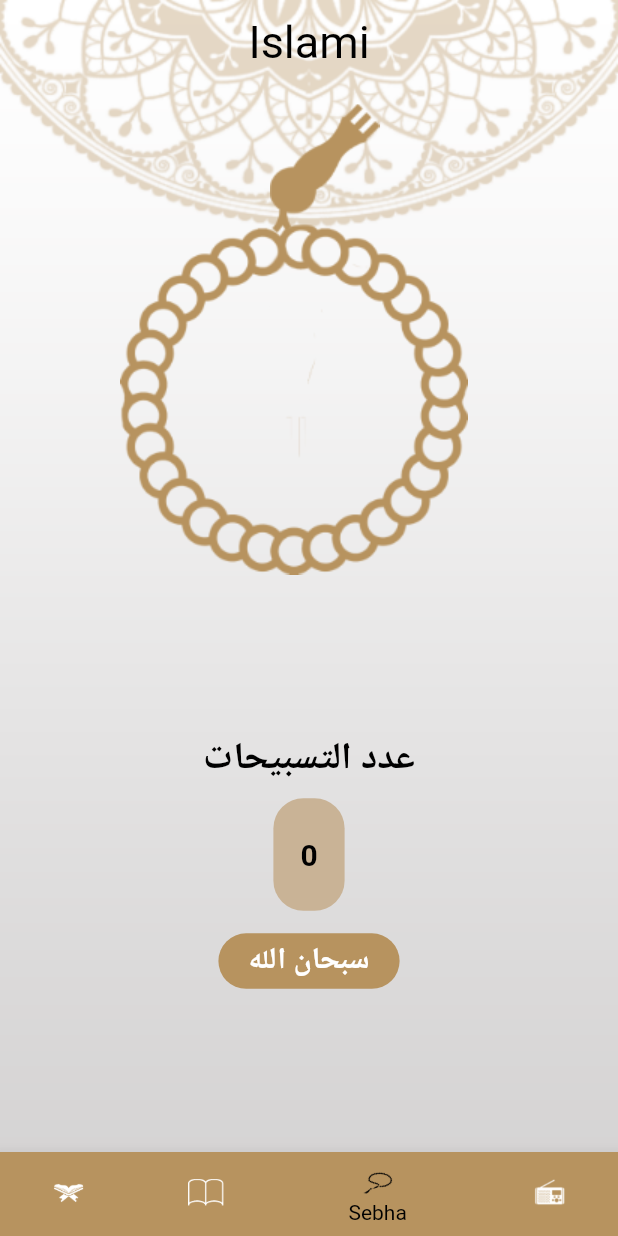
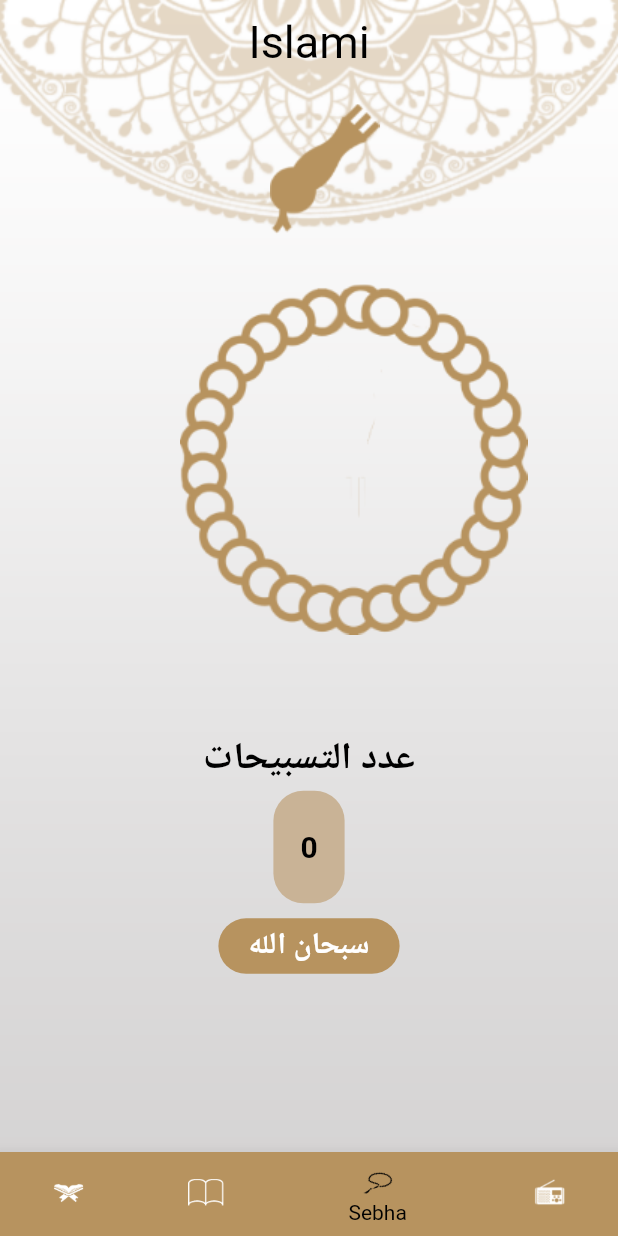
Before and after one commit to AdelTarekSherif/Islamic-App, a Flutter app: the screen it shows after launch, item 3 of the bottom bar chosen, on a phone screen of 412 x 824 dp. Run offline on Flutter 3.47's test engine with Material 2 defaults, Android fonts, the phone set to English and light mode, and no system bars; generated files the repository leaves out were written again.

Commit message:
Islamic_App

```diff
--- a/lib/home/HomeScreen.dart
+++ b/lib/home/HomeScreen.dart
@@ -68,5 +68,5 @@ class _HomeScreenState extends State<HomeScreen> {
     );
   }
 
-  List<Widget> views = [QuranTab(), HadethTab(), Seb7a(), RadioTab()];
+  List<Widget> views = [QuranTab(), HadethTab(), Seb7a(),RadioTab()];
 }
--- a/lib/home/hadeth/hadeethDetailsScreen.dart
+++ b/lib/home/hadeth/hadeethDetailsScreen.dart
@@ -30,7 +30,7 @@ class HadethDetailsScreen extends StatelessWidget {
                 args.content,
                 textAlign: TextAlign.center,
                 style: TextStyle(
-                  fontSize: 18,
+                  fontSize: 14,
                 ),
               ),
             )),
--- a/lib/home/tasbeh/TasbehTab.dart
+++ b/lib/home/tasbeh/TasbehTab.dart
@@ -37,8 +37,6 @@ class _Seb7aState extends State<Seb7a> {
           flex: 3,
           child: InkWell(
             onTap:  _incrementCounter,
-            child: Transform.rotate(
-              angle: rotateValue*(pi/180),
             child: Stack(
               children: [
                 Positioned(
@@ -48,15 +46,14 @@ class _Seb7aState extends State<Seb7a> {
                 Positioned(
                   top: 93,
                   left: 80,
-                    child: Image.asset('assets/images/body_of_seb7a.png'),
+                  bottom: 20,
+                  child: Transform.rotate(angle: rotateValue*(pi/180),
+                      child: Image.asset('assets/images/body_of_seb7a.png')),
                 ),
               ],
+            )
           ),
         ),
-
-          ),
-        ),
-        // Expanded(child: SizedBox(height: 10,)),
         Expanded(
           flex: 2,
           child: Column(
@@ -74,7 +71,6 @@ class _Seb7aState extends State<Seb7a> {
               ),
               Container(
                 padding: EdgeInsets.only(right: 18,left: 18,top: 26,bottom: 26),
-                margin: EdgeInsets.all(5),
                 decoration: BoxDecoration(
                   borderRadius: BorderRadius.circular(20),
                   color: Color.fromRGBO(201, 179, 150, 1.0),
```
Lines whose indentation alone changed are shown as unchanged.
